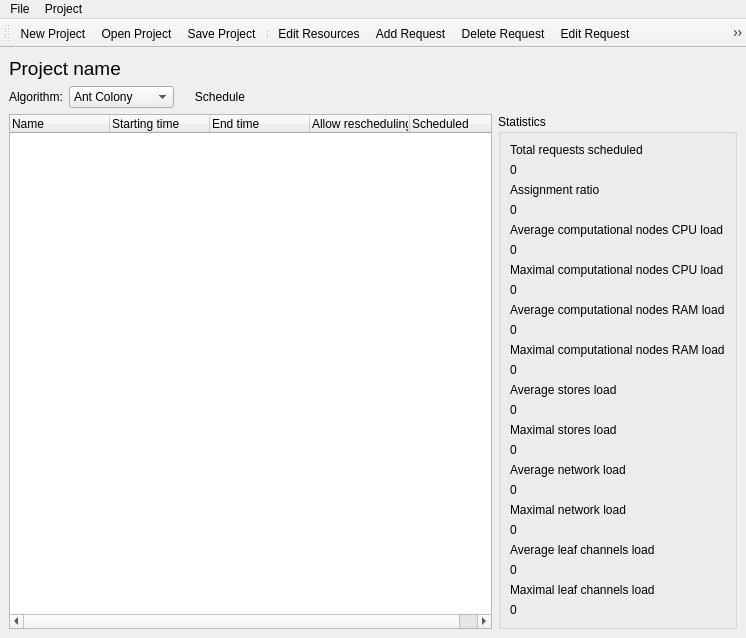
Before: the Qt Designer form DCGUI/Windows/MainWindow.ui in DanielZorin/DataCenters, drawn with Qt 5.
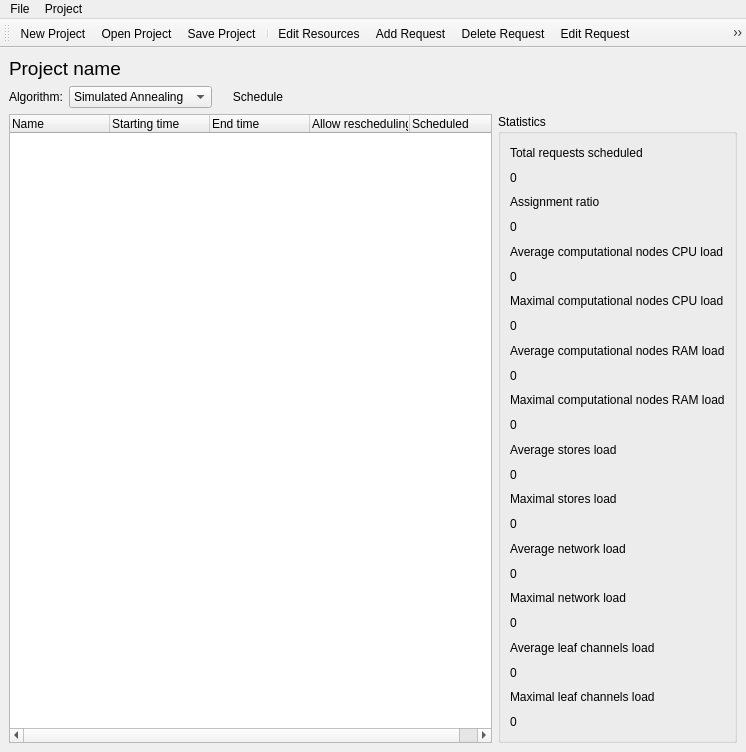
After: the same form once the commit is applied. Icons and pictures are not drawn.

The edit to the form file:
```diff
--- a/DCGUI/Windows/MainWindow.ui
+++ b/DCGUI/Windows/MainWindow.ui
@@ -7,7 +7,7 @@
     <x>0</x>
     <y>0</y>
     <width>746</width>
-    <height>589</height>
+    <height>752</height>
    </rect>
   </property>
   <property name="sizePolicy">
@@ -112,6 +112,11 @@
             <height>0</height>
            </size>
           </property>
+          <item>
+           <property name="text">
+            <string>Simulated Annealing</string>
+           </property>
+          </item>
           <item>
            <property name="text">
             <string>Ant Colony</string>
```
Left out of the diff: 2 changed lines with no effect on the pictures.
